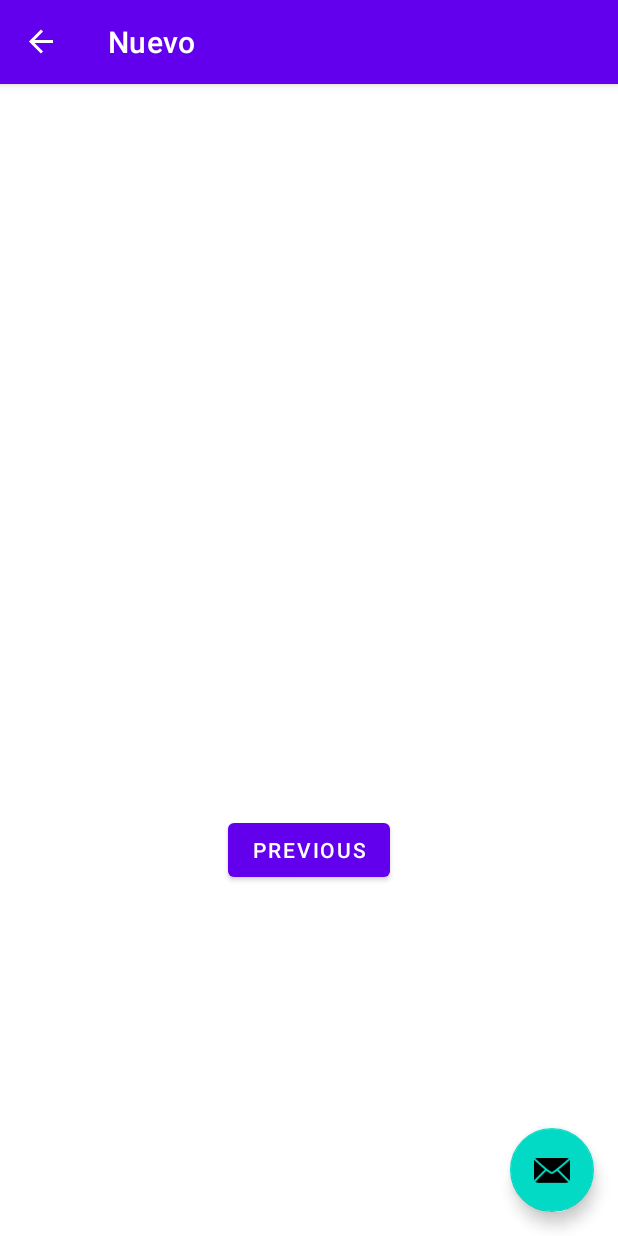
After one commit to IntroCompuMovil202210M/UniHome, an Android app: the SecondFragment screen opened through its navigation route, on a phone screen of 412 x 824 dp. The commit adds this screen. Run offline under Robolectric (Android 15) with nearby library versions, the phone set to English and light mode, and no system bars; our stand-ins replace navigation-ui.

Commit message:
Actualizacion Actividad Chats

```diff
--- /dev/null
+++ b/UniHome/app/src/main/java/com/example/unihome/FirstFragment.java
@@ -0,0 +1,46 @@
+package com.example.unihome;
+
+import android.os.Bundle;
+import android.view.LayoutInflater;
+import android.view.View;
+import android.view.ViewGroup;
+
+import androidx.annotation.NonNull;
+import androidx.fragment.app.Fragment;
+import androidx.navigation.fragment.NavHostFragment;
+import com.example.unihome.databinding.FragmentFirstBinding;
+
+public class FirstFragment extends Fragment {
+
+private FragmentFirstBinding binding;
+
+    @Override
+    public View onCreateView(
+            LayoutInflater inflater, ViewGroup container,
+            Bundle savedInstanceState
+    ) {
+
+      binding = FragmentFirstBinding.inflate(inflater, container, false);
+      return binding.getRoot();
+
+    }
+
+    public void onViewCreated(@NonNull View view, Bundle savedInstanceState) {
+        super.onViewCreated(view, savedInstanceState);
+
+        binding.buttonFirst.setOnClickListener(new View.OnClickListener() {
+            @Override
+            public void onClick(View view) {
+                NavHostFragment.findNavController(FirstFragment.this)
+                        .navigate(R.id.action_FirstFragment_to_SecondFragment);
+            }
+        });
+    }
+
+@Override
+    public void onDestroyView() {
+        super.onDestroyView();
+        binding = null;
+    }
+
+}
--- a/UniHome/app/src/main/java/com/example/unihome/Principal.java
+++ b/UniHome/app/src/main/java/com/example/unihome/Principal.java
@@ -1,5 +1,6 @@
 package com.example.unihome;
 
+import android.content.Intent;
 import android.os.Bundle;
 import android.view.View;
 import android.view.Menu;
@@ -29,11 +30,11 @@ public class Principal extends AppCompatActivity {
         setContentView(binding.getRoot());
 
         setSupportActionBar(binding.appBarPrincipal.toolbar);
-        binding.appBarPrincipal.fab.setOnClickListener(new View.OnClickListener() {
+        binding.appBarPrincipal.chats.setOnClickListener(new View.OnClickListener() {
             @Override
             public void onClick(View view) {
-                Snackbar.make(view, "Replace with your own action", Snackbar.LENGTH_LONG)
-                        .setAction("Action", null).show();
+                Intent actividadChats = new Intent(view.getContext(),chatActividad.class);
+                startActivity(actividadChats);
             }
         });
         DrawerLayout drawer = binding.drawerLayout;
@@ -47,6 +48,7 @@ public class Principal extends AppCompatActivity {
         NavController navController = Navigation.findNavController(this, R.id.nav_host_fragment_content_principal);
         NavigationUI.setupActionBarWithNavController(this, navController, mAppBarConfiguration);
         NavigationUI.setupWithNavController(navigationView, navController);
+
     }
 
     @Override
@@ -61,5 +63,7 @@ public class Principal extends AppCompatActivity {
         NavController navController = Navigation.findNavController(this, R.id.nav_host_fragment_content_principal);
         return NavigationUI.navigateUp(navController, mAppBarConfiguration)
                 || super.onSupportNavigateUp();
+
+
     }
 }
--- /dev/null
+++ b/UniHome/app/src/main/java/com/example/unihome/SecondFragment.java
@@ -0,0 +1,46 @@
+package com.example.unihome;
+
+import android.os.Bundle;
+import android.view.LayoutInflater;
+import android.view.View;
+import android.view.ViewGroup;
+
+import androidx.annotation.NonNull;
+import androidx.fragment.app.Fragment;
+import androidx.navigation.fragment.NavHostFragment;
+import com.example.unihome.databinding.FragmentSecondBinding;
+
+public class SecondFragment extends Fragment {
+
+private FragmentSecondBinding binding;
+
+    @Override
+    public View onCreateView(
+            LayoutInflater inflater, ViewGroup container,
+            Bundle savedInstanceState
+    ) {
+
+      binding = FragmentSecondBinding.inflate(inflater, container, false);
+      return binding.getRoot();
+
+    }
+
+    public void onViewCreated(@NonNull View view, Bundle savedInstanceState) {
+        super.onViewCreated(view, savedInstanceState);
+
+        binding.buttonSecond.setOnClickListener(new View.OnClickListener() {
+            @Override
+            public void onClick(View view) {
+                NavHostFragment.findNavController(SecondFragment.this)
+                        .navigate(R.id.action_SecondFragment_to_FirstFragment);
+            }
+        });
+    }
+
+@Override
+    public void onDestroyView() {
+        super.onDestroyView();
+        binding = null;
+    }
+
+}
--- /dev/null
+++ b/UniHome/app/src/main/java/com/example/unihome/chatActividad.java
@@ -0,0 +1,46 @@
+package com.example.unihome;
+
+import android.os.Bundle;
+import com.google.android.material.snackbar.Snackbar;
+import androidx.appcompat.app.AppCompatActivity;
+import android.view.View;
+import androidx.navigation.NavController;
+import androidx.navigation.Navigation;
+import androidx.navigation.ui.AppBarConfiguration;
+import androidx.navigation.ui.NavigationUI;
+import com.example.unihome.databinding.ActivityChatActividadBinding;
+
+public class chatActividad extends AppCompatActivity {
+
+    private AppBarConfiguration appBarConfiguration;
+private ActivityChatActividadBinding binding;
+
+    @Override
+    protected void onCreate(Bundle savedInstanceState) {
+        super.onCreate(savedInstanceState);
+
+     binding = ActivityChatActividadBinding.inflate(getLayoutInflater());
+     setContentView(binding.getRoot());
+
+        setSupportActionBar(binding.toolbar);
+
+        NavController navController = Navigation.findNavController(this, R.id.nav_host_fragment_content_chat_actividad);
+        appBarConfiguration = new AppBarConfiguration.Builder(navController.getGraph()).build();
+        NavigationUI.setupActionBarWithNavController(this, navController, appBarConfiguration);
+
+        binding.fab.setOnClickListener(new View.OnClickListener() {
+            @Override
+            public void onClick(View view) {
+                Snackbar.make(view, "Replace with your own action", Snackbar.LENGTH_LONG)
+                        .setAction("Action", null).show();
+            }
+        });
+    }
+
+    @Override
+    public boolean onSupportNavigateUp() {
+        NavController navController = Navigation.findNavController(this, R.id.nav_host_fragment_content_chat_actividad);
+        return NavigationUI.navigateUp(navController, appBarConfiguration)
+                || super.onSupportNavigateUp();
+    }
+}
--- /dev/null
+++ b/UniHome/app/src/main/res/layout/activity_chat_actividad.xml
@@ -0,0 +1,35 @@
+<?xml version="1.0" encoding="utf-8"?>
+<androidx.coordinatorlayout.widget.CoordinatorLayout
+    xmlns:android="http://schemas.android.com/apk/res/android"
+    xmlns:app="http://schemas.android.com/apk/res-auto"
+    xmlns:tools="http://schemas.android.com/tools"
+    android:layout_width="match_parent"
+    android:layout_height="match_parent"
+    tools:context=".chatActividad">
+
+    <com.google.android.material.appbar.AppBarLayout
+        android:layout_height="wrap_content"
+        android:layout_width="match_parent"
+        android:theme="@style/Theme.UniHome.AppBarOverlay">
+
+        <androidx.appcompat.widget.Toolbar
+            android:id="@+id/toolbar"
+            android:layout_width="match_parent"
+            android:layout_height="?attr/actionBarSize"
+            android:background="?attr/colorPrimary"
+            app:popupTheme="@style/Theme.UniHome.PopupOverlay" />
+
+    </com.google.android.material.appbar.AppBarLayout>
+
+    <include layout="@layout/content_chat_actividad"/>
+
+    <com.google.android.material.floatingactionbutton.FloatingActionButton
+        android:id="@+id/fab"
+        android:layout_width="wrap_content"
+        android:layout_height="wrap_content"
+        android:layout_gravity="bottom|end"
+        android:layout_marginEnd="@dimen/fab_margin"
+        android:layout_marginBottom="16dp"
+        app:srcCompat="@android:drawable/ic_dialog_email" />
+
+</androidx.coordinatorlayout.widget.CoordinatorLayout>
--- /dev/null
+++ b/UniHome/app/src/main/res/layout/content_chat_actividad.xml
@@ -0,0 +1,20 @@
+<?xml version="1.0" encoding="utf-8"?>
+<androidx.constraintlayout.widget.ConstraintLayout
+    xmlns:android="http://schemas.android.com/apk/res/android"
+    xmlns:app="http://schemas.android.com/apk/res-auto"
+    android:layout_width="match_parent"
+    android:layout_height="match_parent"
+    app:layout_behavior="@string/appbar_scrolling_view_behavior">
+
+    <fragment
+        android:id="@+id/nav_host_fragment_content_chat_actividad"
+        android:name="androidx.navigation.fragment.NavHostFragment"
+        android:layout_width="0dp"
+        android:layout_height="0dp"
+        app:layout_constraintLeft_toLeftOf="parent"
+        app:layout_constraintRight_toRightOf="parent"
+        app:layout_constraintTop_toTopOf="parent"
+        app:layout_constraintBottom_toBottomOf="parent"
+        app:defaultNavHost="true"
+        app:navGraph="@navigation/nav_graph" />
+</androidx.constraintlayout.widget.ConstraintLayout>
--- /dev/null
+++ b/UniHome/app/src/main/res/layout/fragment_first.xml
@@ -0,0 +1,31 @@
+<?xml version="1.0" encoding="utf-8"?>
+<androidx.constraintlayout.widget.ConstraintLayout
+    xmlns:android="http://schemas.android.com/apk/res/android"
+    xmlns:app="http://schemas.android.com/apk/res-auto"
+    xmlns:tools="http://schemas.android.com/tools"
+    android:layout_width="match_parent"
+    android:layout_height="match_parent"
+    tools:context=".FirstFragment">
+
+    <TextView
+        android:id="@+id/textview_first"
+        android:layout_width="wrap_content"
+        android:layout_height="wrap_content"
+        android:text="@string/hello_first_fragment"
+        app:layout_constraintTop_toTopOf="parent"
+        app:layout_constraintStart_toStartOf="parent"
+        app:layout_constraintEnd_toEndOf="parent"
+        app:layout_constraintBottom_toTopOf="@id/button_first"
+        />
+
+    <Button
+        android:id="@+id/button_first"
+        android:layout_width="wrap_content"
+        android:layout_height="wrap_content"
+        android:text="@string/next"
+        app:layout_constraintTop_toBottomOf="@id/textview_first"
+        app:layout_constraintStart_toStartOf="parent"
+        app:layout_constraintEnd_toEndOf="parent"
+        app:layout_constraintBottom_toBottomOf="parent"
+        />
+</androidx.constraintlayout.widget.ConstraintLayout>
--- /dev/null
+++ b/UniHome/app/src/main/res/layout/fragment_second.xml
@@ -0,0 +1,30 @@
+<?xml version="1.0" encoding="utf-8"?>
+<androidx.constraintlayout.widget.ConstraintLayout
+    xmlns:android="http://schemas.android.com/apk/res/android"
+    xmlns:app="http://schemas.android.com/apk/res-auto"
+    xmlns:tools="http://schemas.android.com/tools"
+    android:layout_width="match_parent"
+    android:layout_height="match_parent"
+    tools:context=".SecondFragment">
+
+    <TextView
+        android:id="@+id/textview_second"
+        android:layout_width="wrap_content"
+        android:layout_height="wrap_content"
+        app:layout_constraintTop_toTopOf="parent"
+        app:layout_constraintStart_toStartOf="parent"
+        app:layout_constraintEnd_toEndOf="parent"
+        app:layout_constraintBottom_toTopOf="@id/button_second"
+        />
+
+    <Button
+        android:id="@+id/button_second"
+        android:layout_width="wrap_content"
+        android:layout_height="wrap_content"
+        android:text="@string/previous"
+        app:layout_constraintTop_toBottomOf="@id/textview_second"
+        app:layout_constraintStart_toStartOf="parent"
+        app:layout_constraintEnd_toEndOf="parent"
+        app:layout_constraintBottom_toBottomOf="parent"
+        />
+</androidx.constraintlayout.widget.ConstraintLayout>
--- /dev/null
+++ b/UniHome/app/src/main/res/navigation/nav_graph.xml
@@ -0,0 +1,28 @@
+<?xml version="1.0" encoding="utf-8"?>
+<navigation xmlns:android="http://schemas.android.com/apk/res/android"
+    xmlns:app="http://schemas.android.com/apk/res-auto"
+    xmlns:tools="http://schemas.android.com/tools"
+    android:id="@+id/nav_graph"
+    app:startDestination="@id/FirstFragment">
+
+    <fragment
+        android:id="@+id/FirstFragment"
+        android:name="com.example.unihome.FirstFragment"
+        android:label="@string/first_fragment_label"
+        tools:layout="@layout/fragment_first" >
+
+        <action
+            android:id="@+id/action_FirstFragment_to_SecondFragment"
+            app:destination="@id/SecondFragment" />
+    </fragment>
+    <fragment
+        android:id="@+id/SecondFragment"
+        android:name="com.example.unihome.SecondFragment"
+        android:label="@string/second_fragment_label"
+        tools:layout="@layout/fragment_second" >
+
+        <action
+            android:id="@+id/action_SecondFragment_to_FirstFragment"
+            app:destination="@id/FirstFragment" />
+    </fragment>
+</navigation>
--- a/UniHome/app/src/main/res/values/strings.xml
+++ b/UniHome/app/src/main/res/values/strings.xml
@@ -18,4 +18,13 @@
         <string name="menu_home">Inicio</string>
     <string name="menu_gallery">Publicaciones</string>
     <string name="menu_slideshow">Contactos</string>
+    <string name="title_activity_chat_actividad">chatActividad</string>
+    <!-- Strings used for fragments for navigation -->
+    <string name="first_fragment_label">Chats</string>
+    <string name="second_fragment_label">Nuevo</string>
+    <string name="next">Nuevo Chat</string>
+    <string name="previous">Previous</string>
+
+    <string name="hello_first_fragment">No Hay Chats</string>
+    <string name="hello_second_fragment">Hello second fragment. Arg: %1$s</string>
 </resources>
```
Also changed, not shown: UniHome/app/src/main/AndroidManifest.xml (+8 -3 lines).
